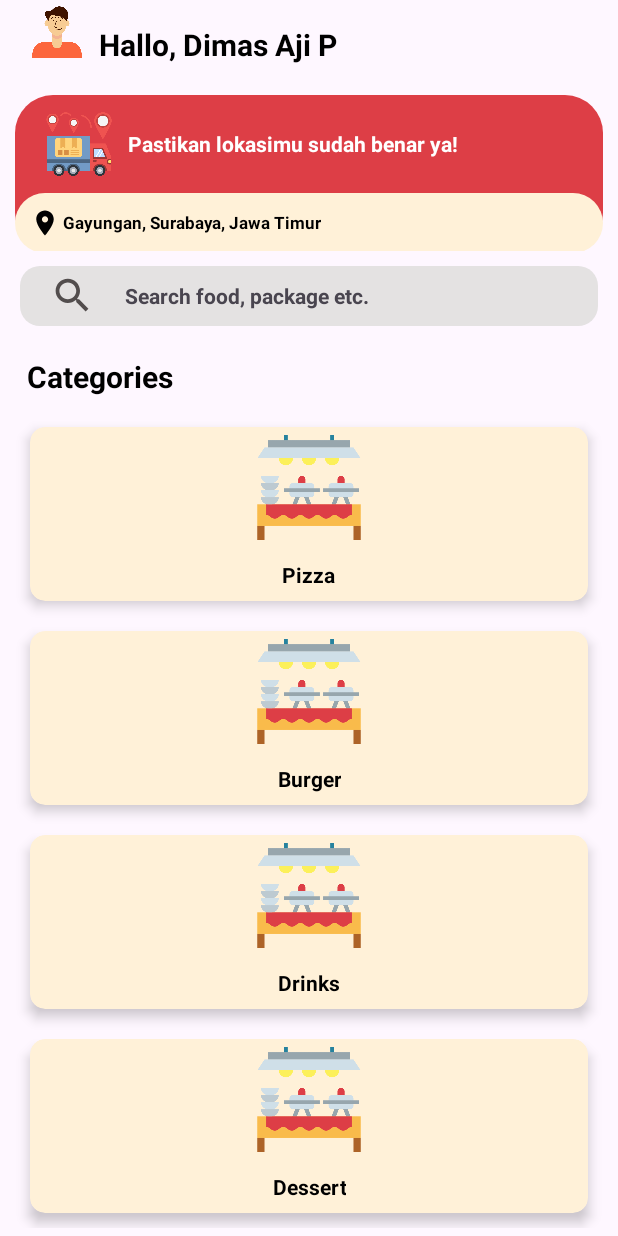
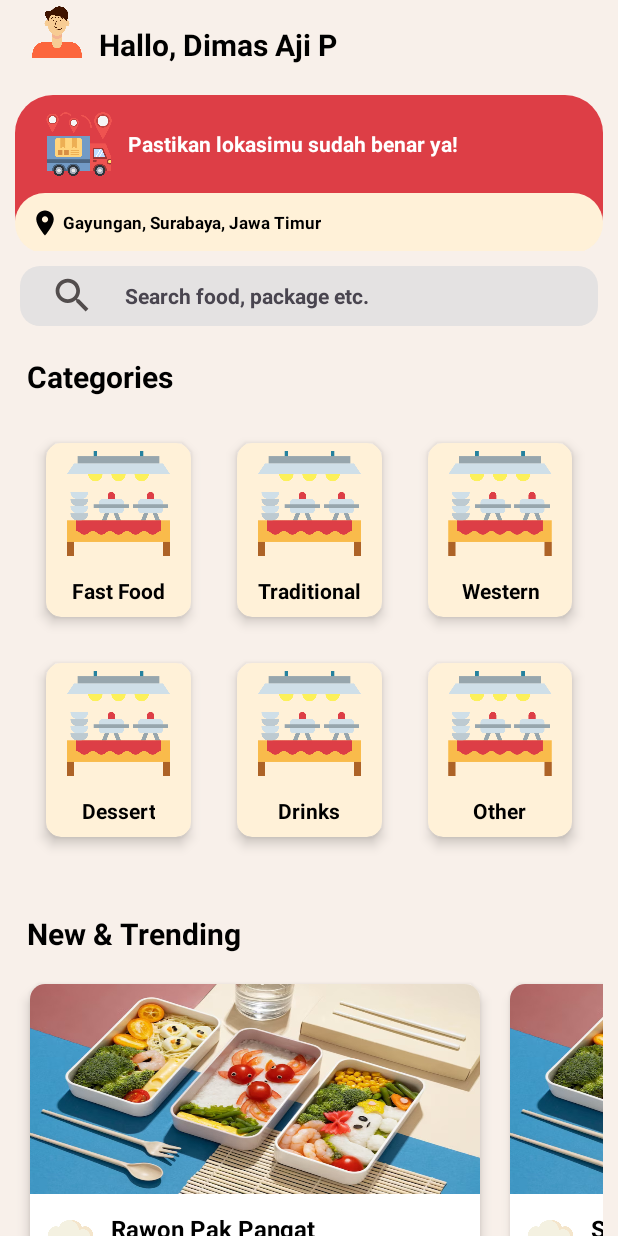
Before and after one commit to RizkyFahrizal/capstone-project-C242-PS434, an Android app: the screen it shows after launch (MainActivity), on a phone screen of 412 x 824 dp. Run offline under Robolectric (Android 15) with nearby library versions, the phone set to English and light mode, and no system bars.

Commit message:
Update Progress HomePage

```diff
--- a/md/HomePage/app/src/main/java/com/example/homepage/MainActivity.kt
+++ b/md/HomePage/app/src/main/java/com/example/homepage/MainActivity.kt
@@ -1,13 +1,19 @@
 package com.example.homepage
 
+import android.graphics.Rect
 import android.os.Bundle
+import android.view.View
 import androidx.activity.enableEdgeToEdge
 import androidx.appcompat.app.AppCompatActivity
 import androidx.core.view.ViewCompat
 import androidx.core.view.WindowInsetsCompat
+import androidx.recyclerview.widget.GridLayoutManager
 import androidx.recyclerview.widget.LinearLayoutManager
+import androidx.recyclerview.widget.RecyclerView
 import com.example.homepage.adapter.CategoriesAdapter
+import com.example.homepage.adapter.TrendingAdapter
 import com.example.homepage.data.Category
+import com.example.homepage.data.Trending
 import com.example.homepage.databinding.ActivityMainBinding
 
 class MainActivity : AppCompatActivity() {
@@ -27,17 +33,22 @@ class MainActivity : AppCompatActivity() {
             insets
         }
 
-        // Tambahkan inisialisasi RecyclerView
-        setupRecyclerView()
+        // Inisialisasi RecyclerView untuk Categories
+        setupCategoriesRecyclerView()
+
+        // Inisialisasi RecyclerView untuk News & Trending
+        setupTrendingRecyclerView()
     }
 
-    private fun setupRecyclerView() {
-        // Contoh data kategori
+    private fun setupCategoriesRecyclerView() {
+        // Data kategori
         val categories = listOf(
-            Category("Pizza", R.drawable.ic_logo),  // Ganti `R.drawable.ic_pizza` dengan resource yang sesuai
-            Category("Burger", R.drawable.ic_logo),
+            Category("Fast Food", R.drawable.ic_logo),
+            Category("Traditional", R.drawable.ic_logo),
+            Category("Western", R.drawable.ic_logo),
+            Category("Dessert", R.drawable.ic_logo),
             Category("Drinks", R.drawable.ic_logo),
-            Category("Dessert", R.drawable.ic_logo)
+            Category("Other", R.drawable.ic_logo)
         )
 
         // Inisialisasi adapter
@@ -46,12 +57,45 @@ class MainActivity : AppCompatActivity() {
             showToast("Clicked on: ${category.name}")
         }
 
-        // Set RecyclerView
-        binding.rvCategories.layoutManager = LinearLayoutManager(this)
+        // Atur RecyclerView dengan GridLayoutManager (3 kolom)
+        binding.rvCategories.layoutManager = GridLayoutManager(this, 3)
+        binding.rvCategories.addItemDecoration(GridSpacingItemDecoration(3, 16)) // Tambahkan dekorasi
         binding.rvCategories.adapter = adapter
+    }
+
+    private fun setupTrendingRecyclerView() {
+        // Data trending
+        val trendingItems = listOf(
+            Trending("Rawon Pak Pangat", R.drawable.complete_1, "2.300 disukai"),
+            Trending("Seafood Bang Jaja", R.drawable.complete_1, "1.500 disukai"),
+            Trending("Bebek Sinjay", R.drawable.complete_1, "3.000 disukai")
+        )
+
+        // Inisialisasi adapter
+        val trendingAdapter = TrendingAdapter(trendingItems) { trending ->
+            // Handle klik item
+            showToast("Clicked on: ${trending.title}")
+        }
+
+        // Atur RecyclerView dengan LinearLayoutManager horizontal
+        binding.rvTrending.layoutManager = LinearLayoutManager(this, LinearLayoutManager.HORIZONTAL, false)
+        binding.rvTrending.adapter = trendingAdapter
     }
 
     private fun showToast(message: String) {
         android.widget.Toast.makeText(this, message, android.widget.Toast.LENGTH_SHORT).show()
     }
+
+    // GridSpacingItemDecoration untuk spasi antar item di grid
+    class GridSpacingItemDecoration(private val spanCount: Int, private val spacing: Int) :
+        RecyclerView.ItemDecoration() {
+        override fun getItemOffsets(outRect: Rect, view: View, parent: RecyclerView, state: RecyclerView.State) {
+            val position = parent.getChildAdapterPosition(view)
+            val column = position % spanCount
+            outRect.left = spacing - column * spacing / spanCount
+            outRect.right = (column + 1) * spacing / spanCount
+            if (position < spanCount) outRect.top = spacing
+            outRect.bottom = spacing
+        }
+    }
 }
--- /dev/null
+++ b/md/HomePage/app/src/main/java/com/example/homepage/adapter/TrendingAdapter.kt
@@ -0,0 +1,40 @@
+package com.example.homepage.adapter
+
+import android.view.LayoutInflater
+import android.view.ViewGroup
+import androidx.recyclerview.widget.RecyclerView
+import com.example.homepage.data.Trending
+import com.example.homepage.databinding.ListItemTrendingBinding
+
+class TrendingAdapter(
+    private val trendingList: List<Trending>,
+    private val onItemClick: (Trending) -> Unit
+) : RecyclerView.Adapter<TrendingAdapter.TrendingViewHolder>() {
+
+    override fun onCreateViewHolder(parent: ViewGroup, viewType: Int): TrendingViewHolder {
+        val binding = ListItemTrendingBinding.inflate(LayoutInflater.from(parent.context), parent, false)
+        return TrendingViewHolder(binding)
+    }
+
+    override fun onBindViewHolder(holder: TrendingViewHolder, position: Int) {
+        val trendingItem = trendingList[position]
+        holder.bind(trendingItem)
+    }
+
+    override fun getItemCount(): Int = trendingList.size
+
+    inner class TrendingViewHolder(private val binding: ListItemTrendingBinding) :
+        RecyclerView.ViewHolder(binding.root) {
+
+        fun bind(trending: Trending) {
+            binding.tvPlaceName.text = trending.title
+            binding.tvVote.text = trending.votes
+            binding.imgThumb.setImageResource(trending.imageResId)
+
+            // Set click listener
+            itemView.setOnClickListener {
+                onItemClick(trending)
+            }
+        }
+    }
+}
--- /dev/null
+++ b/md/HomePage/app/src/main/java/com/example/homepage/data/TrendingData.kt
@@ -0,0 +1,7 @@
+package com.example.homepage.data
+
+data class Trending(
+    val title: String,
+    val imageResId: Int,
+    val votes: String
+)
--- a/md/HomePage/app/src/main/res/layout/activity_main.xml
+++ b/md/HomePage/app/src/main/res/layout/activity_main.xml
@@ -4,6 +4,7 @@
     android:id="@+id/main"
     android:layout_width="match_parent"
     android:layout_height="match_parent"
+    android:background="@color/background"
     tools:context=".MainActivity">
 
     <com.google.android.material.appbar.AppBarLayout
@@ -191,6 +192,28 @@
                     android:layout_margin="10dp" />
 
             </RelativeLayout>
+
+            <TextView
+                android:layout_width="wrap_content"
+                android:layout_height="wrap_content"
+                android:layout_marginStart="18dp"
+                android:layout_marginTop="20dp"
+                android:text="New &amp; Trending"
+                android:textColor="@android:color/black"
+                android:textSize="20sp"
+                android:textStyle="bold" />
+
+            <RelativeLayout
+                android:layout_width="match_parent"
+                android:layout_height="match_parent">
+
+                <androidx.recyclerview.widget.RecyclerView
+                    android:id="@+id/rvTrending"
+                    android:layout_width="match_parent"
+                    android:layout_height="wrap_content"
+                    android:layout_margin="10dp" />
+
+            </RelativeLayout>
         </LinearLayout>
 
 
--- /dev/null
+++ b/md/HomePage/app/src/main/res/layout/list_item_trending.xml
@@ -0,0 +1,66 @@
+<?xml version="1.0" encoding="utf-8"?>
+<androidx.cardview.widget.CardView xmlns:android="http://schemas.android.com/apk/res/android"
+    xmlns:app="http://schemas.android.com/apk/res-auto"
+    android:layout_width="300dp"
+    android:layout_height="wrap_content"
+    android:layout_margin="10dp"
+    app:cardCornerRadius="10dp"
+    app:cardElevation="5dp">
+
+    <LinearLayout
+        android:layout_width="match_parent"
+        android:layout_height="wrap_content"
+        android:orientation="vertical">
+
+        <ImageView
+            android:id="@+id/imgThumb"
+            android:layout_width="match_parent"
+            android:layout_height="140dp"
+            android:scaleType="fitXY"
+            android:src="@drawable/complete_1" />
+
+        <RelativeLayout
+            android:layout_width="match_parent"
+            android:layout_height="wrap_content"
+            android:layout_margin="12dp">
+
+            <ImageView
+                android:id="@+id/imgPlace"
+                android:layout_width="30dp"
+                android:layout_height="30dp"
+                android:layout_alignParentStart="true"
+                android:layout_centerInParent="true"
+                android:src="@drawable/ic_chef" />
+
+            <LinearLayout
+                android:layout_width="wrap_content"
+                android:layout_height="wrap_content"
+                android:layout_centerInParent="true"
+                android:layout_marginStart="12dp"
+                android:layout_toEndOf="@id/imgPlace"
+                android:orientation="vertical">
+
+                <TextView
+                    android:id="@+id/tvPlaceName"
+                    android:layout_width="wrap_content"
+                    android:layout_height="wrap_content"
+                    android:text="Complete Package"
+                    android:textColor="@android:color/black"
+                    android:textSize="16sp"
+                    android:textStyle="bold" />
+
+                <TextView
+                    android:id="@+id/tvVote"
+                    android:layout_width="wrap_content"
+                    android:layout_height="wrap_content"
+                    android:text="2.300 disukai"
+                    android:textColor="@android:color/black"
+                    android:textSize="14sp" />
+
+            </LinearLayout>
+
+        </RelativeLayout>
+
+    </LinearLayout>
+
+</androidx.cardview.widget.CardView>
--- a/md/HomePage/app/src/main/res/values/colors.xml
+++ b/md/HomePage/app/src/main/res/values/colors.xml
@@ -4,4 +4,5 @@
     <color name="white">#FFFFFFFF</color>
     <color name="red">#DD3E46</color>
     <color name="secondary">#FFF1D8</color>
+    <color name="background">#F8F0EA</color>
 </resources>
```
Also changed, not shown: md/HomePage/app/src/main/res/drawable/complete_1.jpg (added), md/HomePage/app/src/main/res/drawable/ic_chef.png (added).
